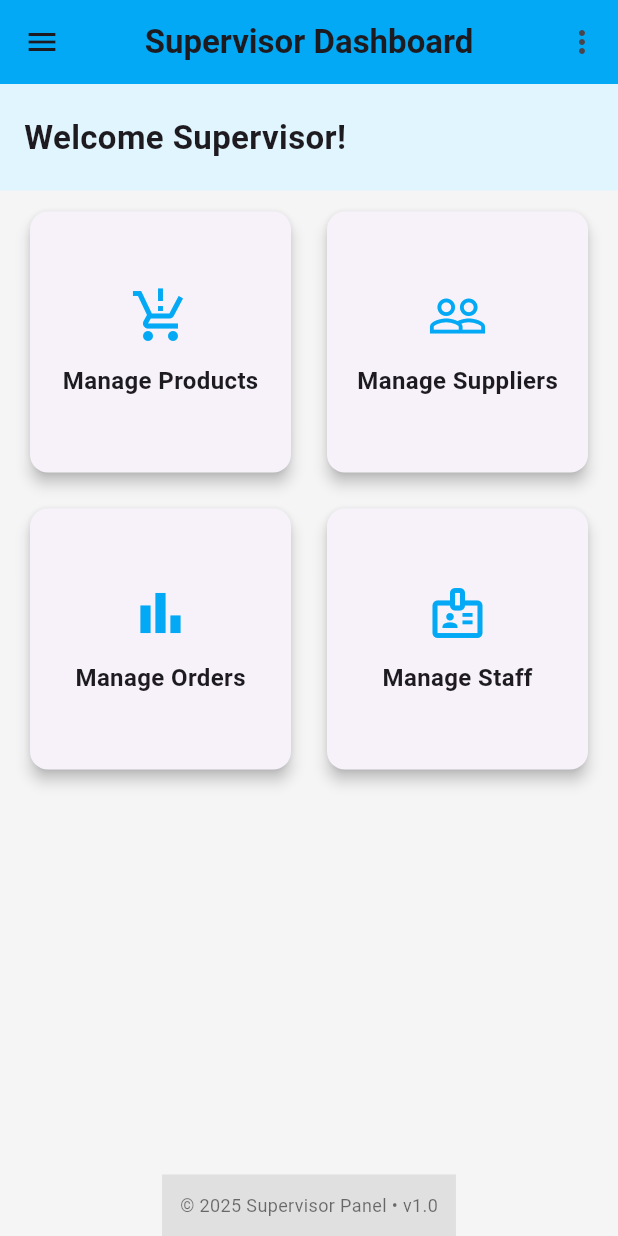
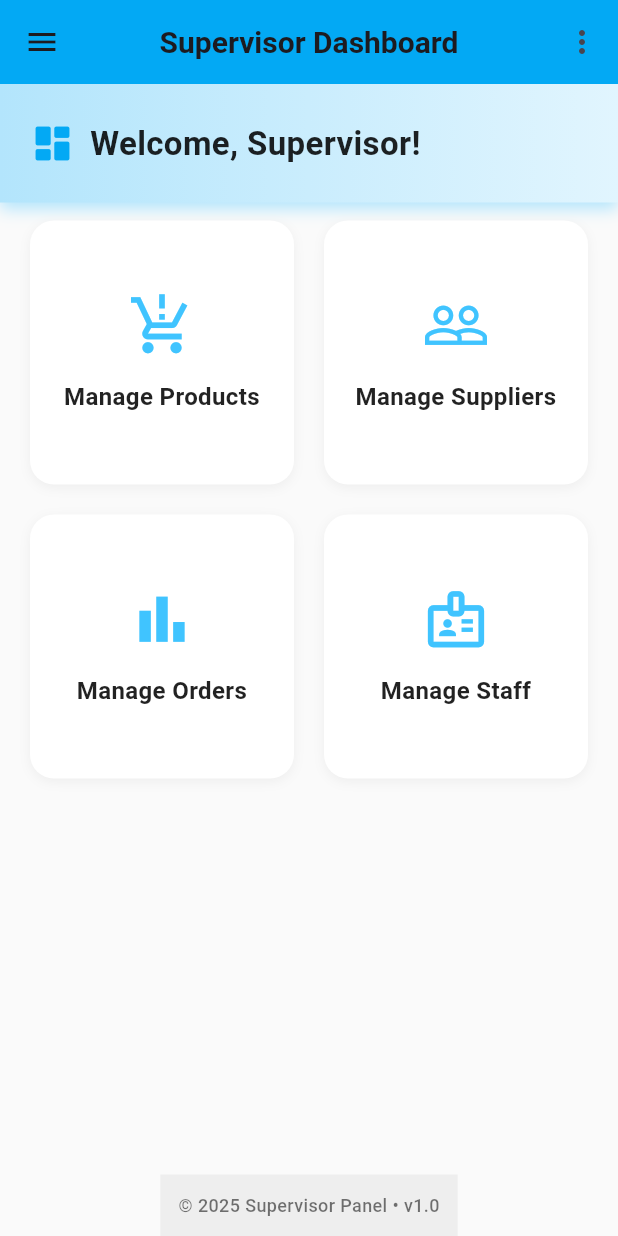
Before and after one commit to vipul-rathod-dev/shotgun, a Flutter app: the SupervisorDashboard screen opened by its route, on a phone screen of 412 x 824 dp. Run offline on Flutter 3.47's test engine with Material 3 defaults, Android fonts, the phone set to English and light mode, and no system bars; our stand-ins replace cloud_firestore, firebase_auth, firebase_core, google_fonts, pdf, printing and 1 more; accounts and stored records are empty.

Commit message:
code optimize for supervisor page

```diff
--- a/lib/app/app.dart
+++ b/lib/app/app.dart
@@ -33,6 +33,7 @@ class MyApp extends StatelessWidget {
     return MaterialApp(
       title: 'Shotgun App',
       theme: ThemeData(primarySwatch: Colors.blue),
+      debugShowCheckedModeBanner: false,
       initialRoute: '/company-login',
       routes: {
         '/login': (context) => const LoginPage(),
--- a/lib/screens/supervisor_screens/supervisor_page.dart
+++ b/lib/screens/supervisor_screens/supervisor_page.dart
@@ -9,104 +9,61 @@ class SupervisorDashboard extends StatelessWidget {
 
   @override
   Widget build(BuildContext context) {
-    final dashboardItems = [
-      {
-        'icon': Icons.production_quantity_limits,
-        'title': 'Manage Products',
-        'route': '/supervisor/products',
-      },
-      {
-        'icon': Icons.people_outline,
-        'title': 'Manage Suppliers',
-        'route': '/supervisor/suppliers',
-      },
-      {
-        'icon': Icons.bar_chart,
-        'title': 'Manage Orders',
-        'route': '/supervisor/orders',
-      },
-      {
-        'icon': Icons.badge_outlined,
-        'title': 'Manage Staff',
-        'route': '/supervisor/view-staff',
-      },
+    final List<DashboardItem> dashboardItems = const [
+      DashboardItem(
+        icon: Icons.production_quantity_limits,
+        title: 'Manage Products',
+        route: '/supervisor/products',
+      ),
+      DashboardItem(
+        icon: Icons.people_outline,
+        title: 'Manage Suppliers',
+        route: '/supervisor/suppliers',
+      ),
+      DashboardItem(
+        icon: Icons.bar_chart,
+        title: 'Manage Orders',
+        route: '/supervisor/orders',
+      ),
+      DashboardItem(
+        icon: Icons.badge_outlined,
+        title: 'Manage Staff',
+        route: '/supervisor/view-staff',
+      ),
     ];
+
+    final userEmail = FirebaseAuth.instance.currentUser?.email ?? 'Supervisor';
+
     return SessionAwarePage(
       child: Scaffold(
-        backgroundColor: Colors.grey.shade100,
+        backgroundColor: Colors.grey.shade50,
 
         // ✅ DRAWER MENU
-        drawer: Drawer(
-          child: ListView(
-            padding: EdgeInsets.zero,
-            children: [
-              DrawerHeader(
-                decoration: const BoxDecoration(color: Colors.lightBlue),
-                child: Column(
-                  crossAxisAlignment: CrossAxisAlignment.start,
-                  children: [
-                    const Text('Supervisor Menu', style: TextStyle(color: Colors.white, fontSize: 22)),
-                    const SizedBox(height: 8),
-                    Text(
-                      FirebaseAuth.instance.currentUser?.email ?? '',
-                      style: const TextStyle(color: Colors.white70, fontSize: 14),
-                    ),
-                  ],
-                ),
-              ),
-              ListTile(
-                leading: const Icon(Icons.inventory_2_outlined),
-                title: const Text('Manage Products'),
-                selected: ModalRoute.of(context)?.settings.name == '/supervisor/products',
-                onTap: () {
-                  Navigator.pop(context);
-                  Navigator.pushNamed(context, '/supervisor/products');
-                },
-              ),
-              ListTile(
-                leading: const Icon(Icons.people_outline),
-                title: const Text('Manage Suppliers'),
-                onTap: () {
-                  Navigator.pop(context);
-                  Navigator.pushNamed(context, '/supervisor/suppliers');
-                },
-              ),
-              ListTile(
-                leading: const Icon(Icons.bar_chart),
-                title: const Text('Manage Orders'),
-                onTap: () {
-                  Navigator.pop(context);
-                  Navigator.pushNamed(context, '/supervisor/orders');
-                },
-              ),
-              ListTile(
-                leading: const Icon(Icons.badge_outlined),
-                title: const Text('Manage Staff'),
-                onTap: () {
-                  Navigator.pop(context);
-                  Navigator.pushNamed(context, '/supervisor/view-staff');
-                },
-              ),
-            ],
-          ),
-        ),
+        drawer: _buildDrawer(context, userEmail),
 
         // ✅ APP BAR
         appBar: AppBar(
+          elevation: 0,
           backgroundColor: Colors.lightBlue,
           title: const Text(
             'Supervisor Dashboard',
-            style: TextStyle(fontWeight: FontWeight.bold),
+            style: TextStyle(fontWeight: FontWeight.bold, fontSize: 20),
           ),
           centerTitle: true,
           actions: [
             PopupMenuButton<String>(
+              shape: RoundedRectangleBorder(
+                borderRadius: BorderRadius.circular(12),
+              ),
               onSelected: (value) async {
                 if (value == 'logout') {
+                  final confirm = await _showLogoutDialog(context);
+                  if (confirm == true) {
                     await FirebaseAuth.instance.signOut();
                     Navigator.pushReplacementNamed(context, '/company-login');
+                  }
                 } else if (value == 'settings') {
-                  // Navigate to settings
+                  // Navigate to settings page
                 }
               },
               itemBuilder: (BuildContext context) => [
@@ -124,39 +81,32 @@ class SupervisorDashboard extends StatelessWidget {
         ),
 
         // ✅ MAIN BODY
-        body: Column(
+        body: SafeArea(
+          child: Column(
             children: [
-            // HEADER
-            Container(
-              width: double.infinity,
-              padding: const EdgeInsets.symmetric(vertical: 20, horizontal: 16),
-              color: Colors.lightBlue.shade50,
-              child: const Text(
-                'Welcome Supervisor!',
-                style: TextStyle(fontSize: 22, fontWeight: FontWeight.bold),
-              ),
-            ),
+              _buildHeader(context),
+              const SizedBox(height: 12),
 
-            const SizedBox(height: 10),
-
-            // DASHBOARD GRID CARDS
+              // GRID SECTION
               Expanded(
                 child: Padding(
-                padding: const EdgeInsets.symmetric(horizontal: 16),
-                child: GridView(
+                  padding: const EdgeInsets.symmetric(horizontal: 20),
+                  child: GridView.builder(
                     gridDelegate: const SliverGridDelegateWithMaxCrossAxisExtent(
                       maxCrossAxisExtent: 250,
-                    mainAxisSpacing: 16,
-                    crossAxisSpacing: 16,
+                      mainAxisSpacing: 20,
+                      crossAxisSpacing: 20,
                       childAspectRatio: 1,
                     ),
-                  children: dashboardItems.map((item) {
+                    itemCount: dashboardItems.length,
+                    itemBuilder: (context, index) {
+                      final item = dashboardItems[index];
                       return _DashboardCard(
-                      icon: item['icon'] as IconData,
-                      title: item['title'] as String,
-                      onTap: () => Navigator.pushNamed(context, item['route'] as String),
+                        icon: item.icon,
+                        title: item.title,
+                        onTap: () => Navigator.pushNamed(context, item.route),
                       );
-                  }).toList(),
+                    },
                   ),
                 ),
               ),
@@ -164,20 +114,163 @@ class SupervisorDashboard extends StatelessWidget {
               // FOOTER
               Container(
                 padding: const EdgeInsets.all(12),
-              color: Colors.grey.shade300,
+                color: Colors.grey.shade200,
                 child: const Text(
                   "© 2025 Supervisor Panel • v1.0",
-                style: TextStyle(fontSize: 12, color: Colors.black54),
+                  style: TextStyle(
+                    fontSize: 12,
+                    color: Colors.black54,
+                    fontWeight: FontWeight.w500,
+                  ),
                 ),
               ),
             ],
           ),
         ),
+      ),
+    );
+  }
+
+  // 🔹 Drawer
+  Widget _buildDrawer(BuildContext context, String userEmail) {
+    bool isActive(String route) =>
+        ModalRoute.of(context)?.settings.name == route;
+
+    return Drawer(
+      child: Column(
+        children: [
+          UserAccountsDrawerHeader(
+            decoration: const BoxDecoration(
+              gradient: LinearGradient(
+                colors: [Colors.lightBlueAccent, Colors.lightBlue],
+              ),
+            ),
+            accountName: const Text(
+              "Supervisor",
+              style: TextStyle(fontSize: 18, fontWeight: FontWeight.bold),
+            ),
+            accountEmail: Text(userEmail),
+            currentAccountPicture: const CircleAvatar(
+              backgroundColor: Colors.white,
+              child: Icon(Icons.person, color: Colors.lightBlue, size: 36),
+            ),
+          ),
+          _drawerItem(context, Icons.inventory_2_outlined, 'Manage Products',
+              '/supervisor/products', isActive),
+          _drawerItem(context, Icons.people_outline, 'Manage Suppliers',
+              '/supervisor/suppliers', isActive),
+          _drawerItem(context, Icons.bar_chart, 'Manage Orders',
+              '/supervisor/orders', isActive),
+          _drawerItem(context, Icons.badge_outlined, 'Manage Staff',
+              '/supervisor/view-staff', isActive),
+          const Spacer(),
+          const Divider(),
+          ListTile(
+            leading: const Icon(Icons.logout, color: Colors.redAccent),
+            title: const Text('Logout'),
+            onTap: () async {
+              final confirm = await _showLogoutDialog(context);
+              if (confirm == true) {
+                await FirebaseAuth.instance.signOut();
+                Navigator.pushReplacementNamed(context, '/company-login');
+              }
+            },
+          ),
+        ],
+      ),
+    );
+  }
+
+  Widget _drawerItem(
+    BuildContext context,
+    IconData icon,
+    String title,
+    String route,
+    bool Function(String) isActive,
+  ) {
+    final active = isActive(route);
+    return ListTile(
+      leading: Icon(icon,
+          color: active ? Colors.lightBlue : Colors.grey.shade700),
+      title: Text(
+        title,
+        style: TextStyle(
+          color: active ? Colors.lightBlue.shade700 : Colors.black87,
+          fontWeight: active ? FontWeight.w600 : FontWeight.w400,
+        ),
+      ),
+      tileColor: active ? Colors.lightBlue.shade50 : null,
+      onTap: () {
+        Navigator.pop(context);
+        if (!active) Navigator.pushReplacementNamed(context, route);
+      },
+    );
+  }
+
+  // 🔹 Header
+  Widget _buildHeader(BuildContext context) {
+    return Container(
+      width: double.infinity,
+      padding: const EdgeInsets.symmetric(vertical: 24, horizontal: 20),
+      decoration: BoxDecoration(
+        gradient: LinearGradient(
+          colors: [Colors.lightBlue.shade100, Colors.lightBlue.shade50],
+        ),
+        boxShadow: [
+          BoxShadow(
+            color: Colors.lightBlue.shade100,
+            blurRadius: 8,
+            offset: const Offset(0, 4),
+          ),
+        ],
+      ),
+      child: Row(
+        children: const [
+          Icon(Icons.dashboard_rounded, color: Colors.lightBlue, size: 30),
+          SizedBox(width: 10),
+          Text(
+            'Welcome, Supervisor!',
+            style: TextStyle(
+              fontSize: 22,
+              fontWeight: FontWeight.bold,
+              color: Colors.black87,
+            ),
+          ),
+        ],
+      ),
+    );
+  }
+
+  // 🔹 Logout confirmation dialog
+  static Future<bool?> _showLogoutDialog(BuildContext context) {
+    return showDialog<bool>(
+      context: context,
+      builder: (ctx) => AlertDialog(
+        shape: RoundedRectangleBorder(borderRadius: BorderRadius.circular(12)),
+        title: const Text('Logout'),
+        content: const Text('Are you sure you want to logout?'),
+        actions: [
+          TextButton(
+            onPressed: () => Navigator.pop(ctx, false),
+            child: const Text('Cancel'),
+          ),
+          ElevatedButton(
+            style: ElevatedButton.styleFrom(
+              backgroundColor: Colors.lightBlue,
+              shape: RoundedRectangleBorder(
+                borderRadius: BorderRadius.circular(8),
+              ),
+            ),
+            onPressed: () => Navigator.pop(ctx, true),
+            child: const Text('Logout'),
+          ),
+        ],
+      ),
     );
   }
 }
 
-class _DashboardCard extends StatelessWidget {
+class _DashboardCard extends StatefulWidget {
   final IconData icon;
   final String title;
   final VoidCallback onTap;
@@ -189,28 +282,73 @@ class _DashboardCard extends StatelessWidget {
   });
 
   @override
+  State<_DashboardCard> createState() => _DashboardCardState();
+}
+
+class _DashboardCardState extends State<_DashboardCard>
+    with SingleTickerProviderStateMixin {
+  bool _hovered = false;
+
+  @override
   Widget build(BuildContext context) {
-    return Card(
-      elevation: 4,
-      shape: RoundedRectangleBorder(borderRadius: BorderRadius.circular(12)),
-      child: InkWell(
-        borderRadius: BorderRadius.circular(12),
-        onTap: onTap,
-        child: Center(
-          child: Column(
-            mainAxisSize: MainAxisSize.min,
-            children: [
-              Icon(icon, size: 40, color: Colors.lightBlue),
-              const SizedBox(height: 12),
-              Text(
-                title,
-                style: const TextStyle(
-                    fontSize: 16, fontWeight: FontWeight.w600),
+    return MouseRegion(
+      onEnter: (_) => setState(() => _hovered = true),
+      onExit: (_) => setState(() => _hovered = false),
+      child: AnimatedContainer(
+        duration: const Duration(milliseconds: 200),
+        curve: Curves.easeInOut,
+        decoration: BoxDecoration(
+          color: Colors.white,
+          borderRadius: BorderRadius.circular(16),
+          boxShadow: [
+            BoxShadow(
+              color: _hovered
+                  ? Colors.lightBlue.shade100.withOpacity(0.6)
+                  : Colors.grey.shade200,
+              blurRadius: _hovered ? 12 : 6,
+              offset: Offset(0, _hovered ? 4 : 2),
             ),
           ],
+        ),
+        child: InkWell(
+          borderRadius: BorderRadius.circular(16),
+          onTap: widget.onTap,
+          child: Padding(
+            padding: const EdgeInsets.all(20),
+            child: Column(
+              mainAxisAlignment: MainAxisAlignment.center,
+              children: [
+                Icon(widget.icon,
+                    size: 45,
+                    color: _hovered ? Colors.lightBlue : Colors.lightBlueAccent),
+                const SizedBox(height: 14),
+                Text(
+                  widget.title,
+                  textAlign: TextAlign.center,
+                  style: const TextStyle(
+                    fontSize: 16,
+                    fontWeight: FontWeight.w600,
+                    color: Colors.black87,
+                  ),
+                ),
+              ],
+            ),
           ),
         ),
       ),
     );
   }
 }
+
+// 🔹 Dashboard Item Model
+class DashboardItem {
+  final IconData icon;
+  final String title;
+  final String route;
+
+  const DashboardItem({
+    required this.icon,
+    required this.title,
+    required this.route,
+  });
+}
--- a/lib/screens/supervisor_screens/suppliers_page.dart
+++ b/lib/screens/supervisor_screens/suppliers_page.dart
@@ -60,7 +60,7 @@ class _ManageSuppliersPageState extends State<ManageSuppliersPage> {
           .doc(companyId)
           .collection('suppliers');
       _supplierStream = _suppliersCollection!
-          .orderBy('timestamp', descending: true)
+          .orderBy('name', descending: false)
           .snapshots();
       isLoading = false;
     });
```
Lines whose indentation alone changed are shown as unchanged.
